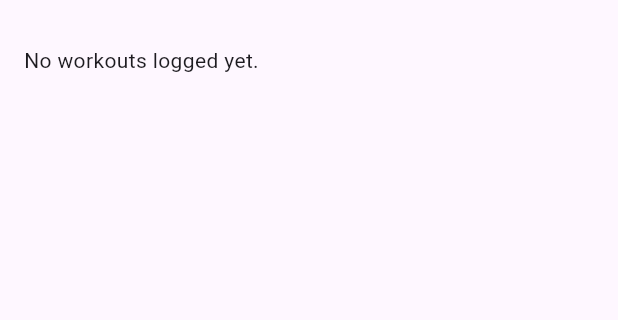
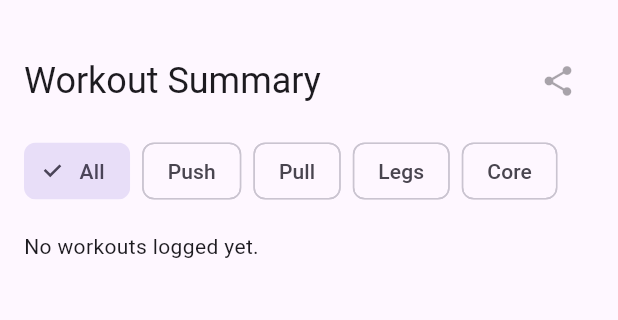
Before and after one commit to nobleideas/fitquest, a Flutter app: the screen it shows once a user with an empty profile is signed in, on a phone screen of 412 x 824 dp, the part 63-383 px from its top. Run offline on Flutter 3.47's test engine with Material 3 defaults, Android fonts, the phone set to English and light mode, and no system bars; our stand-ins replace image_picker, share_plus, sqflite, supabase_flutter, video_player; missing offline and left inert: mobile_scanner; accounts and stored records are empty.

Commit message:
updated home page to filter by workout type and also share workout history

```diff
--- a/lib/pages/home_page.dart
+++ b/lib/pages/home_page.dart
@@ -1,5 +1,6 @@
 import 'package:flutter/material.dart';
 import 'package:supabase_flutter/supabase_flutter.dart';
+import 'package:share_plus/share_plus.dart';
 
 class HomePage extends StatefulWidget {
   const HomePage({super.key});
@@ -22,11 +23,15 @@ class _DayWorkoutSummary {
   });
 }
 
+enum _WorkoutFilter { all, push, pull, legs, core }
+
 class _HomePageState extends State<HomePage> {
   final supabase = Supabase.instance.client;
 
   bool isLoading = true;
   Map<DateTime, _DayWorkoutSummary> summaryByDay = {};
+
+  _WorkoutFilter _selectedFilter = _WorkoutFilter.all;
 
   @override
   void initState() {
@@ -55,6 +60,94 @@ class _HomePageState extends State<HomePage> {
         g == 'obliques' ||
         g == 'lower abs' ||
         g == 'upper abs';
+  }
+
+  String _filterLabel(_WorkoutFilter f) {
+    switch (f) {
+      case _WorkoutFilter.all:
+        return 'All';
+      case _WorkoutFilter.push:
+        return 'Push';
+      case _WorkoutFilter.pull:
+        return 'Pull';
+      case _WorkoutFilter.legs:
+        return 'Legs';
+      case _WorkoutFilter.core:
+        return 'Core';
+    }
+  }
+
+  bool _matchesFilter(_DayWorkoutSummary s) {
+    if (_selectedFilter == _WorkoutFilter.all) return true;
+
+    final label = s.dayTypeLabel.trim().toLowerCase();
+    switch (_selectedFilter) {
+      case _WorkoutFilter.all:
+        return true;
+      case _WorkoutFilter.push:
+        return label == 'push';
+      case _WorkoutFilter.pull:
+        return label == 'pull';
+      case _WorkoutFilter.legs:
+        return label == 'legs';
+      case _WorkoutFilter.core:
+        return label == 'core';
+    }
+  }
+
+  String _formatDate(DateTime d) => '${d.month}/${d.day}/${d.year}';
+
+  List<MapEntry<DateTime, _DayWorkoutSummary>> _filteredEntries() {
+    return summaryByDay.entries
+        .where((e) => _matchesFilter(e.value))
+        .toList();
+  }
+
+  /// Builds a shareable text block from the currently filtered workouts.
+  String _buildShareText(List<MapEntry<DateTime, _DayWorkoutSummary>> entries) {
+    final filterName = _filterLabel(_selectedFilter);
+    final b = StringBuffer();
+
+    b.writeln('Fit Quest — Workout Summary ($filterName)');
+    b.writeln('');
+
+    for (final entry in entries) {
+      final date = entry.key;
+      final s = entry.value;
+
+      b.writeln('${_formatDate(date)} — ${s.dayTypeLabel}');
+
+      // Muscle counts (high -> low)
+      final muscles = s.muscleGroupCounts.entries.toList()
+        ..sort((a, b) => b.value.compareTo(a.value));
+      if (muscles.isNotEmpty) {
+        b.writeln('Muscles: ${muscles.map((e) => '${e.key}(${e.value})').join(', ')}');
+      }
+
+      if (s.exerciseNames.isNotEmpty) {
+        b.writeln('Exercises: ${s.exerciseNames.join(', ')}');
+      }
+
+      b.writeln(''); // blank line between days
+    }
+
+    if (entries.isEmpty) {
+      b.writeln('No workouts found for this filter.');
+    }
+
+    return b.toString().trim();
+  }
+
+  Future<void> _shareFilteredWorkouts() async {
+    final entries = _filteredEntries();
+
+    final text = _buildShareText(entries);
+
+    // Optional: share the current page position (mobile). If context is missing, Share.share still works.
+    await Share.share(
+      text,
+      subject: 'Workout Summary (${_filterLabel(_selectedFilter)})',
+    );
   }
 
   Future<void> _loadRecentExercises() async {
@@ -91,7 +184,6 @@ class _HomePageState extends State<HomePage> {
         }
       }
 
-      // keep newest -> oldest, remove duplicates while preserving order
       final orderedUniqueDays = <DateTime>[];
       for (final d in workoutDays) {
         if (!orderedUniqueDays.contains(d)) orderedUniqueDays.add(d);
@@ -165,21 +257,54 @@ class _HomePageState extends State<HomePage> {
       return const Center(child: CircularProgressIndicator());
     }
 
-    if (summaryByDay.isEmpty) {
-      return const Padding(
-        padding: EdgeInsets.all(16),
-        child: Text('No workouts logged yet.'),
-      );
-    }
+    final entries = _filteredEntries();
 
     return Padding(
       padding: const EdgeInsets.all(16.0),
       child: ListView(
-        children: summaryByDay.entries.map((entry) {
+        children: [
+          // ---------- Header row with Share ----------
+          Row(
+            children: [
+              Expanded(
+                child: Text(
+                  'Workout Summary',
+                  style: Theme.of(context).textTheme.headlineSmall,
+                ),
+              ),
+              IconButton(
+                tooltip: 'Share',
+                onPressed: entries.isEmpty ? null : _shareFilteredWorkouts,
+                icon: const Icon(Icons.share),
+              ),
+            ],
+          ),
+          const SizedBox(height: 12),
+
+          // ---------- Filter Buttons ----------
+          Wrap(
+            spacing: 8,
+            runSpacing: 8,
+            children: _WorkoutFilter.values.map((f) {
+              final selected = _selectedFilter == f;
+              return ChoiceChip(
+                label: Text(_filterLabel(f)),
+                selected: selected,
+                onSelected: (_) => setState(() => _selectedFilter = f),
+              );
+            }).toList(),
+          ),
+          const SizedBox(height: 16),
+
+          if (summaryByDay.isEmpty)
+            const Text('No workouts logged yet.')
+          else if (entries.isEmpty)
+            const Text('No workouts found for this filter.')
+          else
+            ...entries.map((entry) {
               final date = entry.key;
               final s = entry.value;
 
-          // Muscle chips ordered high->low
               final muscleEntries = s.muscleGroupCounts.entries.toList()
                 ..sort((a, b) => b.value.compareTo(a.value));
 
@@ -192,7 +317,7 @@ class _HomePageState extends State<HomePage> {
                       children: [
                         Expanded(
                           child: Text(
-                        '${date.month}/${date.day}/${date.year}',
+                            _formatDate(date),
                             style: const TextStyle(fontWeight: FontWeight.bold),
                           ),
                         ),
@@ -232,6 +357,7 @@ class _HomePageState extends State<HomePage> {
                 ),
               );
             }).toList(),
+        ],
       ),
     );
   }
--- a/pubspec.yaml
+++ b/pubspec.yaml
@@ -10,6 +10,7 @@ dependencies:
   flutter:
     sdk: flutter
   sqflite_common_ffi_web: ^1.0.1+2
+  share_plus: ^10.0.2
   english_words: ^4.0.0
   image_picker: ^1.0.7
   video_player: ^2.8.2
```
Also changed, not shown: pubspec.lock, 3 other files. Lines whose indentation alone changed are shown as unchanged.
